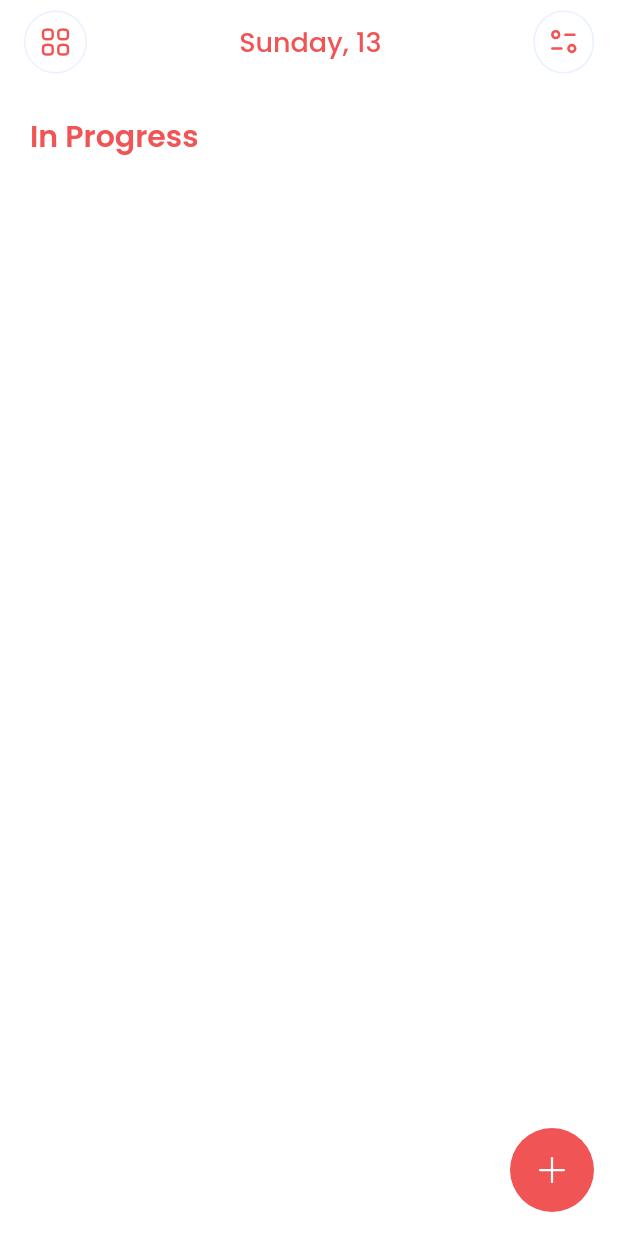
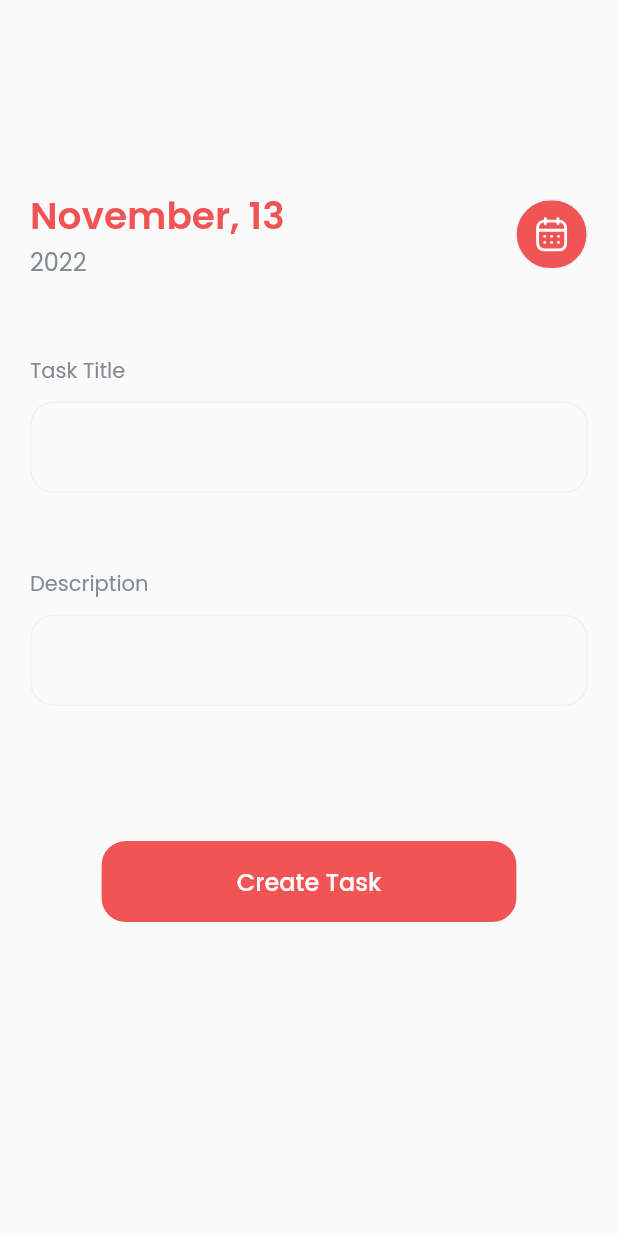
Before and after one commit to AgusDharmaUDEL93/tasker-RPL, a Flutter app: the screen it shows after launch, after a tap on an icon or button, on a phone screen of 412 x 824 dp. Run offline on Flutter 3.47's test engine with Material 2 defaults, Android fonts, the phone set to English and light mode, and no system bars; our stand-ins replace flutter_slidable, flutter_svg, get_it, google_fonts, hive, hive_flutter; accounts and stored records are empty.

Commit message:
feat: create manage_page to create (already implemented) and edit (not implemented) tasks

```diff
--- a/lib/layers/core/utils/route_generator.dart
+++ b/lib/layers/core/utils/route_generator.dart
@@ -1,5 +1,6 @@
 import 'package:flutter/material.dart';
 import 'package:tasker/layers/core/utils/constants.dart';
+import 'package:tasker/layers/presentation/ui/pages/manage_task/manage_task_page.dart';
 import '../../presentation/ui/pages/home/home_page.dart';
 
 class RouteGenerator {
@@ -7,6 +8,8 @@ class RouteGenerator {
     switch (settings.name) {
       case kHomeRoute:
         return MaterialPageRoute(builder: (_) => const HomePage());
+      case kManageTaskRoute:
+        return MaterialPageRoute(builder: (_) => const ManageTaskPage());
       default:
         return errorRoute();
     }
--- a/lib/layers/presentation/ui/pages/home/home_page.dart
+++ b/lib/layers/presentation/ui/pages/home/home_page.dart
@@ -31,7 +31,9 @@ class _HomePageState extends State<HomePage> {
   Widget build(BuildContext context) {
     return Scaffold(
       floatingActionButton: FloatingActionButton(
-        onPressed: () {},
+        onPressed: () {
+          Navigator.pushNamed(context, kManageTaskRoute);
+        },
         elevation: 0,
         backgroundColor: kPrimaryColor,
         child: SvgPicture.asset('assets/icons/add-icon.svg'),
--- /dev/null
+++ b/lib/layers/presentation/ui/pages/manage_task/manage_task_page.dart
@@ -0,0 +1,113 @@
+import 'package:flutter/material.dart';
+import 'package:google_fonts/google_fonts.dart';
+import 'package:tasker/layers/core/injector/injector.dart';
+import 'package:tasker/layers/core/utils/constants.dart';
+import 'package:tasker/layers/domain/entities/task_entity.dart';
+import 'package:tasker/layers/presentation/controllers/task_controller.dart';
+
+import '../../widgets/manage_task_datepicker.dart';
+import '../../widgets/manage_task_textfield.dart';
+
+class ManageTaskPage extends StatefulWidget {
+  const ManageTaskPage({super.key, this.task});
+
+  final TaskEntity? task;
+
+  @override
+  State<ManageTaskPage> createState() => _ManageTaskPageState();
+}
+
+class _ManageTaskPageState extends State<ManageTaskPage> {
+  final _formKey = GlobalKey<FormState>();
+  var dateTime = DateTime.now();
+  TextEditingController titleController = TextEditingController();
+  TextEditingController descController = TextEditingController();
+  final TaskController taskController = serviceLocator.get<TaskController>();
+
+  bool isEditing = false;
+
+  @override
+  void initState() {
+    super.initState();
+    if (widget.task != null) {
+      final task = widget.task!;
+
+      titleController.text = task.title;
+      descController.text = task.description;
+      refresh(task.expirationDate);
+    }
+  }
+
+  @override
+  Widget build(BuildContext context) {
+    isEditing = widget.task != null;
+    return Scaffold(
+      // appBar: ManageTaskAppBar(title: isEditing ? 'Edit Task' : 'Add Task'),
+      body: Padding(
+        padding: const EdgeInsets.fromLTRB(20, 20, 20, 0),
+        child: SingleChildScrollView(
+          child: SizedBox(
+            height: MediaQuery.of(context).size.height * 0.85,
+            child: Form(
+              key: _formKey,
+              child: Column(
+                mainAxisAlignment: MainAxisAlignment.center,
+                children: [
+                  ManageTaskDateWidget(dateTime: dateTime, refresh: refresh),
+                  const SizedBox(height: 50),
+                  ManageTaskTextFieldWidget(
+                      labelText: 'Task Title', controller: titleController),
+                  const SizedBox(height: 50),
+                  ManageTaskTextFieldWidget(
+                      labelText: 'Description', controller: descController),
+                  const SizedBox(height: 90),
+                  ElevatedButton(
+                    style: ElevatedButton.styleFrom(
+                      backgroundColor: kPrimaryColor,
+                      padding: const EdgeInsets.symmetric(
+                          vertical: 15, horizontal: 90),
+                      shape: RoundedRectangleBorder(
+                        borderRadius: BorderRadius.circular(16),
+                      ),
+                      elevation: 0,
+                    ),
+                    onPressed: () {
+                      print(dateTime);
+                      if (_formKey.currentState!.validate()) {
+                        if (isEditing) {
+                        } else {
+                          taskController.saveTask(
+                            TaskEntity(
+                              title: titleController.text,
+                              description: descController.text,
+                              expirationDate: dateTime,
+                              isDone: false,
+                            ),
+                          );
+                        }
+                        Navigator.pop(context);
+                      }
+                    },
+                    child: Text(
+                      isEditing ? 'Save Task' : 'Create Task',
+                      style: GoogleFonts.poppins(
+                        fontWeight: FontWeight.w500,
+                        fontSize: 16,
+                      ),
+                    ),
+                  ),
+                ],
+              ),
+            ),
+          ),
+        ),
+      ),
+    );
+  }
+
+  refresh(DateTime newTime) {
+    setState(() {
+      dateTime = newTime;
+    });
+  }
+}
--- /dev/null
+++ b/lib/layers/presentation/ui/widgets/manage_task_datepicker.dart
@@ -0,0 +1,88 @@
+import 'package:flutter/material.dart';
+import 'package:flutter_svg/svg.dart';
+import 'package:google_fonts/google_fonts.dart';
+import 'package:intl/intl.dart';
+import 'package:tasker/layers/core/utils/constants.dart';
+
+class ManageTaskDateWidget extends StatefulWidget {
+  ManageTaskDateWidget({
+    super.key,
+    required this.dateTime,
+    required this.refresh,
+  });
+
+  DateTime dateTime;
+  Function refresh;
+
+  @override
+  State<ManageTaskDateWidget> createState() => _ManageTaskDateWidgetState();
+}
+
+class _ManageTaskDateWidgetState extends State<ManageTaskDateWidget> {
+  @override
+  Widget build(BuildContext context) {
+    return Row(
+      mainAxisAlignment: MainAxisAlignment.spaceBetween,
+      children: [
+        Column(
+          crossAxisAlignment: CrossAxisAlignment.start,
+          children: [
+            Text(
+              '${DateFormat("MMMM").format(widget.dateTime)}, ${widget.dateTime.day}',
+              style: GoogleFonts.poppins(
+                fontWeight: FontWeight.w600,
+                color: kPrimaryColor,
+                fontSize: 25,
+              ),
+            ),
+            Text(
+              '${widget.dateTime.year}',
+              style: GoogleFonts.poppins(
+                fontWeight: FontWeight.w400,
+                color: kDarkGrey,
+                fontSize: 16,
+              ),
+            ),
+          ],
+        ),
+        Container(
+          decoration: BoxDecoration(
+            borderRadius: BorderRadius.circular(50.0),
+            border: Border.all(color: kLightBlue),
+            color: kPrimaryColor,
+          ),
+          child: InkWell(
+            onTap: () {
+              showDatePicker(
+                context: context,
+                initialDate: widget.dateTime != DateTime.now()
+                    ? widget.dateTime
+                    : DateTime.now(),
+                firstDate: DateTime(2000),
+                lastDate: DateTime(2100),
+              ).then(
+                (value) => setState(
+                  () {
+                    if (value != null) {
+                      widget.dateTime = value;
+                      widget.refresh(value);
+                    }
+                  },
+                ),
+              );
+            },
+            child: Padding(
+              padding:
+                  const EdgeInsets.symmetric(horizontal: 12.0, vertical: 10),
+              child: SvgPicture.asset(
+                'assets/icons/calendar-icon.svg',
+                height: 25,
+                color: kMainBackground,
+              ),
+            ),
+          ),
+        ),
+      ],
+    );
+  }
+}
--- /dev/null
+++ b/lib/layers/presentation/ui/widgets/manage_task_textfield.dart
@@ -0,0 +1,81 @@
+import 'package:flutter/material.dart';
+import 'package:google_fonts/google_fonts.dart';
+
+import '../../../core/utils/constants.dart';
+
+class ManageTaskTextFieldWidget extends StatefulWidget {
+  const ManageTaskTextFieldWidget({
+    super.key,
+    required this.labelText,
+    required this.controller,
+  });
+
+  final String labelText;
+  final TextEditingController controller;
+
+  @override
+  State<ManageTaskTextFieldWidget> createState() =>
+      ManageTaskTextFieldWidgetState();
+}
+
+class ManageTaskTextFieldWidgetState extends State<ManageTaskTextFieldWidget> {
+  @override
+  Widget build(BuildContext context) {
+    return Column(
+      crossAxisAlignment: CrossAxisAlignment.start,
+      children: [
+        Text(
+          widget.labelText,
+          style: GoogleFonts.poppins(
+            color: kDarkGrey,
+            fontSize: 14,
+          ),
+        ),
+        const SizedBox(height: 10),
+        TextFormField(
+          validator: (value) {
+            if (value == null || value.isEmpty) {
+              return 'Please input some text';
+            }
+            return null;
+          },
+          controller: widget.controller,
+          style: GoogleFonts.poppins(
+            fontSize: 18,
+            color: kPrimaryColor,
+            fontWeight: FontWeight.w500,
+          ),
+          decoration: InputDecoration(
+            contentPadding:
+                const EdgeInsets.symmetric(vertical: 18, horizontal: 20),
+            focusedErrorBorder: OutlineInputBorder(
+              borderRadius: BorderRadius.circular(16),
+              borderSide: const BorderSide(
+                color: kPrimaryColor,
+              ),
+            ),
+            errorBorder: OutlineInputBorder(
+              borderRadius: BorderRadius.circular(16),
+              borderSide: const BorderSide(
+                color: kDarkGrey,
+              ),
+            ),
+            focusedBorder: OutlineInputBorder(
+              borderRadius: BorderRadius.circular(16),
+              borderSide: const BorderSide(
+                color: kLightBlue,
+              ),
+            ),
+            enabledBorder: OutlineInputBorder(
+              borderRadius: BorderRadius.circular(16),
+              borderSide: const BorderSide(
+                color: kLightBlue,
+              ),
+            ),
+            border: InputBorder.none,
+          ),
+        ),
+      ],
+    );
+  }
+}
```
